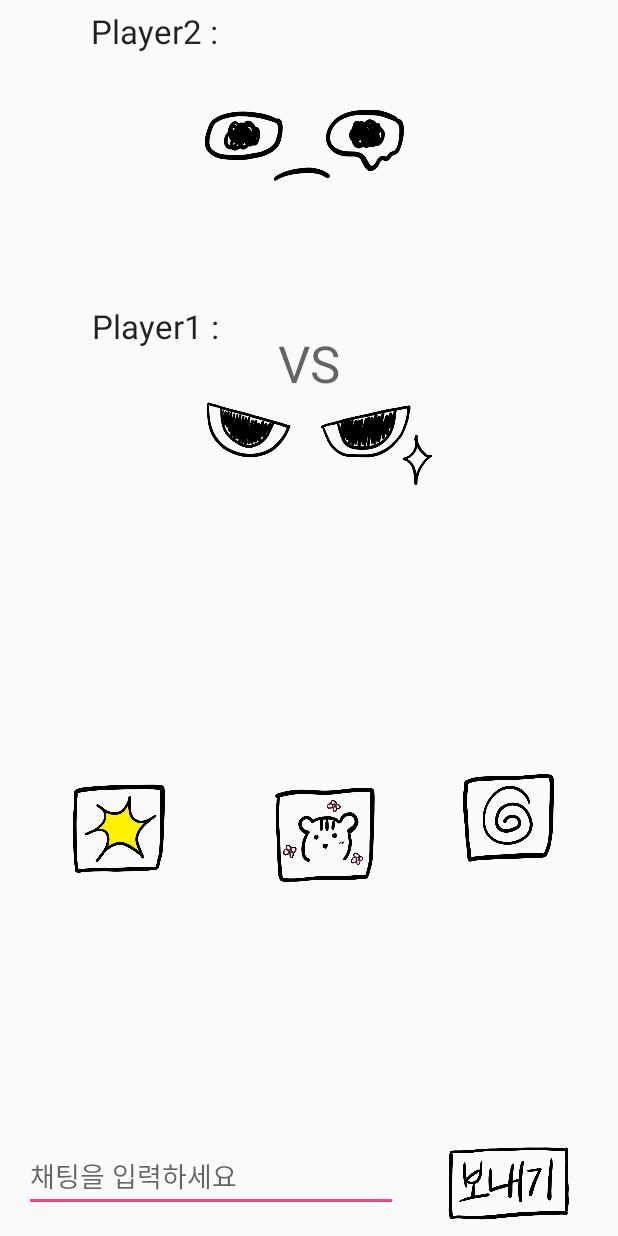
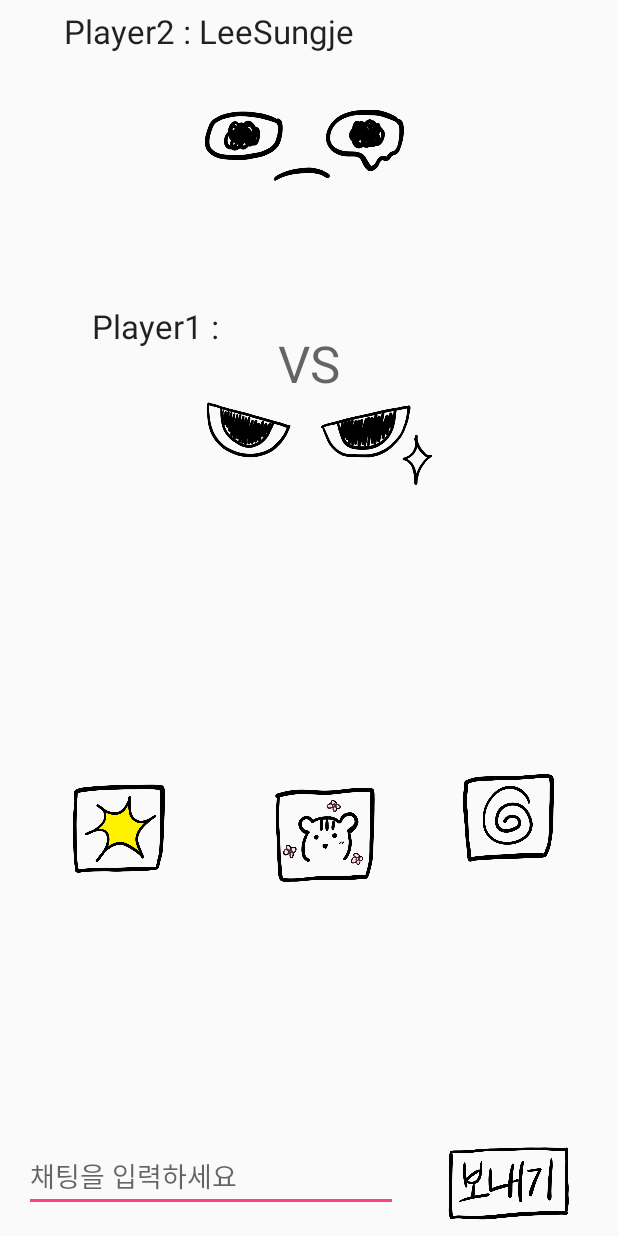
Before and after one commit to rlaeogma12/Online-Eye-Fight-Hanium2018, an Android app: the GameActivity screen opened directly, with no data from a screen before it, on a phone screen of 412 x 824 dp. Run offline under Robolectric (Android 15) with nearby library versions, the phone set to English and light mode, and no system bars.

Commit message:
change dialog

```diff
--- a/app/src/main/java/com/example/cheonyeji/noonsaoomgame/GameActivity.java
+++ b/app/src/main/java/com/example/cheonyeji/noonsaoomgame/GameActivity.java
@@ -50,8 +50,8 @@ public class GameActivity extends AppCompatActivity {
             @Override
             public void run() {
                 builder.setTitle("경기결과");
-                builder.setMessage("패배했습니다");
-                builder.setPositiveButton("예", new DialogInterface.OnClickListener() {
+                builder.setMessage("아쉽게도 패배했습니다");
+                builder.setPositiveButton("대기화면으로 돌아가기", new DialogInterface.OnClickListener() {
                     @Override
                     public void onClick(DialogInterface dialog, int which) {
                         Intent intent = new Intent(getApplicationContext(),RoomActivity.class);
--- a/app/src/main/res/layout/activity_game.xml
+++ b/app/src/main/res/layout/activity_game.xml
@@ -191,18 +191,17 @@
     <ImageView
         android:id="@+id/image_item2"
         android:layout_width="273dp"
-        android:layout_height="281dp"
+        android:layout_height="282dp"
         android:layout_marginStart="8dp"
         android:layout_marginLeft="8dp"
-        android:layout_marginTop="8dp"
+        android:layout_marginTop="56dp"
         android:layout_marginEnd="8dp"
         android:layout_marginRight="8dp"
         android:layout_marginBottom="8dp"
         app:layout_constraintBottom_toTopOf="@+id/Button_item2"
         app:layout_constraintEnd_toEndOf="parent"
-        app:layout_constraintHorizontal_bias="0.494"
+        app:layout_constraintHorizontal_bias="0.505"
         app:layout_constraintStart_toStartOf="parent"
         app:layout_constraintTop_toTopOf="parent"
-        app:layout_constraintVertical_bias="0.753"
         app:srcCompat="@drawable/cutepic" />
 </android.support.constraint.ConstraintLayout>
--- a/app/src/main/res/values/strings.xml
+++ b/app/src/main/res/values/strings.xml
@@ -3,7 +3,7 @@
     <string name="app_title">EyeKernTech</string>
     <string name="app_version">version 1.0</string>
     <string name="player1">Player1 :</string>
-    <string name="player2">Player2 :</string>
+    <string name="player2">Player2 : LeeSungje</string>
     <string name="chatting">채팅을 입력하세요</string>
     <string name="name">당신의 이름을 알려주세요</string>
     <string name="room_name">방 이름 : </string>
```
